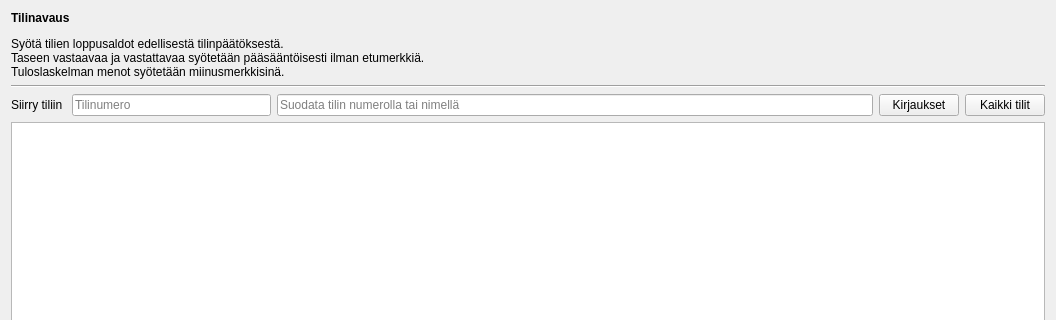
This is kitsas/maaritys/tilinavaus.ui in artoh/kitupiikki as Qt 5 draws it before an edit; both pictures show x 0 to 1056 and y 0 to 320 of the 1056 by 568 pixel window. The edited form follows.
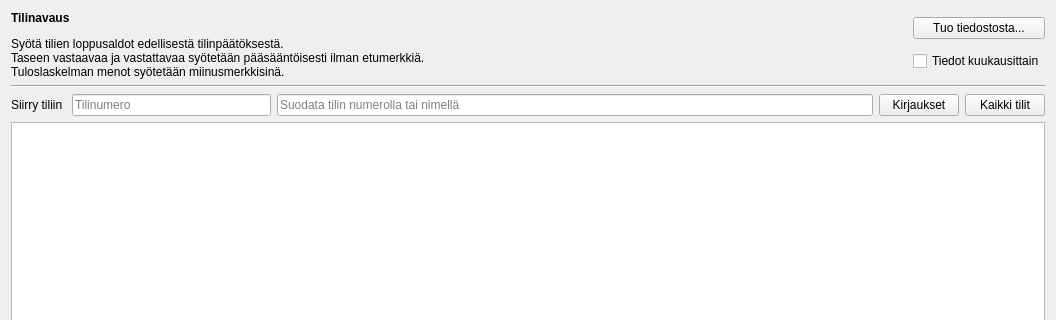
This is the edited form. Icons and pictures are not drawn. Custom widgets are drawn as their Qt base class.

```diff
--- a/kitsas/maaritys/tilinavaus.ui
+++ b/kitsas/maaritys/tilinavaus.ui
@@ -13,7 +13,7 @@
   <property name="windowTitle">
    <string>Form</string>
   </property>
-  <layout class="QVBoxLayout" name="verticalLayout">
+  <layout class="QVBoxLayout" name="verticalLayout_2">
    <item>
     <layout class="QHBoxLayout" name="horizontalLayout_2">
      <item>
@@ -23,6 +23,45 @@
        </property>
       </widget>
      </item>
+     <item>
+      <spacer name="horizontalSpacer_3">
+       <property name="orientation">
+        <enum>Qt::Horizontal</enum>
+       </property>
+       <property name="sizeHint" stdset="0">
+        <size>
+         <width>40</width>
+         <height>20</height>
+        </size>
+       </property>
+      </spacer>
+     </item>
+     <item>
+      <layout class="QVBoxLayout" name="verticalLayout">
+       <item>
+        <widget class="QPushButton" name="pushButton">
+         <property name="text">
+          <string>Tuo tiedostosta...</string>
+         </property>
+         <property name="icon">
+          <iconset resource="../pic/pic.qrc">
+           <normaloff>:/pic/tuotiedosto.png</normaloff>:/pic/tuotiedosto.png</iconset>
+         </property>
+        </widget>
+       </item>
+       <item>
+        <widget class="QCheckBox" name="kkCheck">
+         <property name="text">
+          <string>Tiedot kuukausittain</string>
+         </property>
+         <property name="icon">
+          <iconset resource="../pic/pic.qrc">
+           <normaloff>:/pic/kalenteri16.png</normaloff>:/pic/kalenteri16.png</iconset>
+         </property>
+        </widget>
+       </item>
+      </layout>
+     </item>
     </layout>
    </item>
    <item>
```
